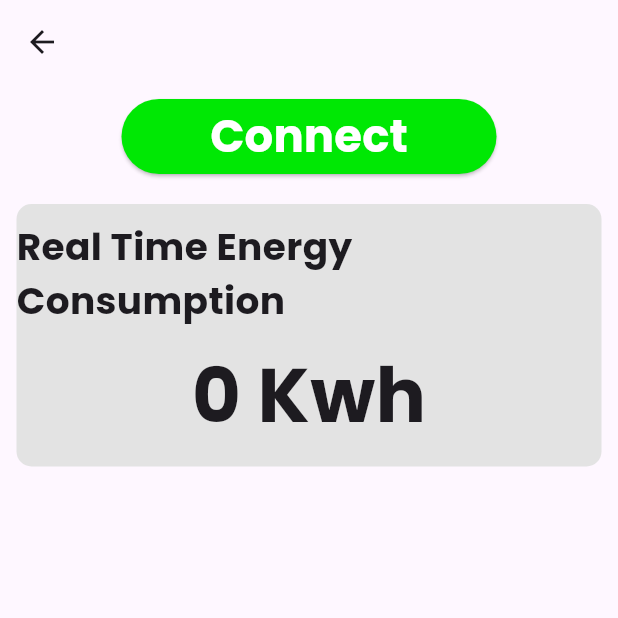
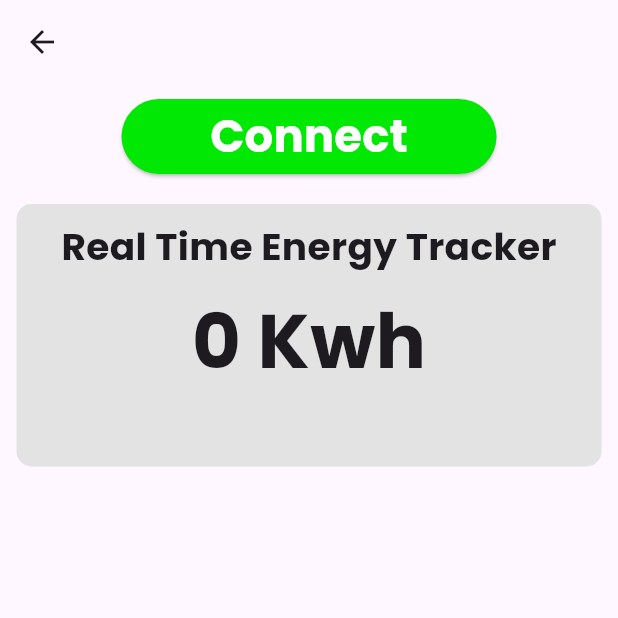
Before and after one commit to SathruwanCooray/SmartEnergi_Mobile_Application, a Flutter app: the DeviceDashboard screen opened directly with empty values, on a phone screen of 412 x 824 dp, the top half of it. Run offline on Flutter 3.47's test engine with Material 3 defaults, Android fonts, the phone set to English and light mode, and no system bars; our stand-ins replace cloud_firestore, firebase_auth, firebase_core, firebase_database; missing offline and left inert: dart:ffi; accounts and stored records are empty.

```diff
--- a/smartenergi/lib/Pages/deviceDashboard_page.dart
+++ b/smartenergi/lib/Pages/deviceDashboard_page.dart
@@ -156,7 +156,7 @@
                     const Padding(
                       padding: EdgeInsets.only(top: 10),
                       child: Text(
-                        "Real Time Energy Consumption",
+                        "Real Time Energy Tracker",
                         style: TextStyle(
                           fontFamily: 'Poppins',
                           fontSize: 25,
```
Also changed, not shown: smartenergi/lib/main.dart (+4 -4 lines), 1 other file.
